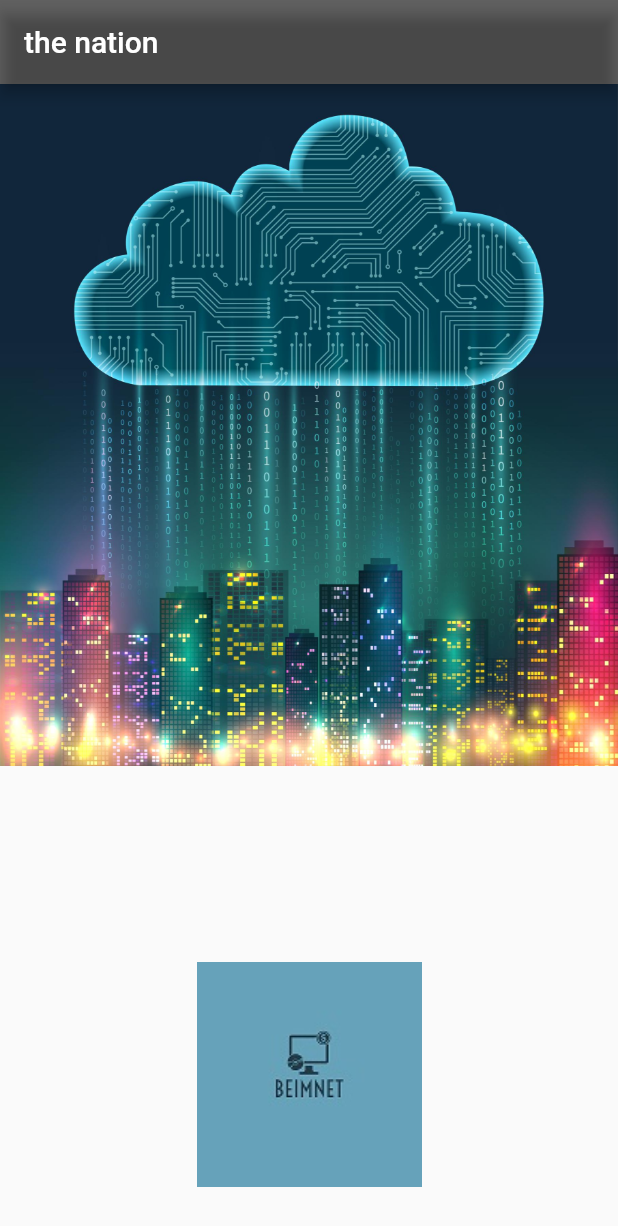
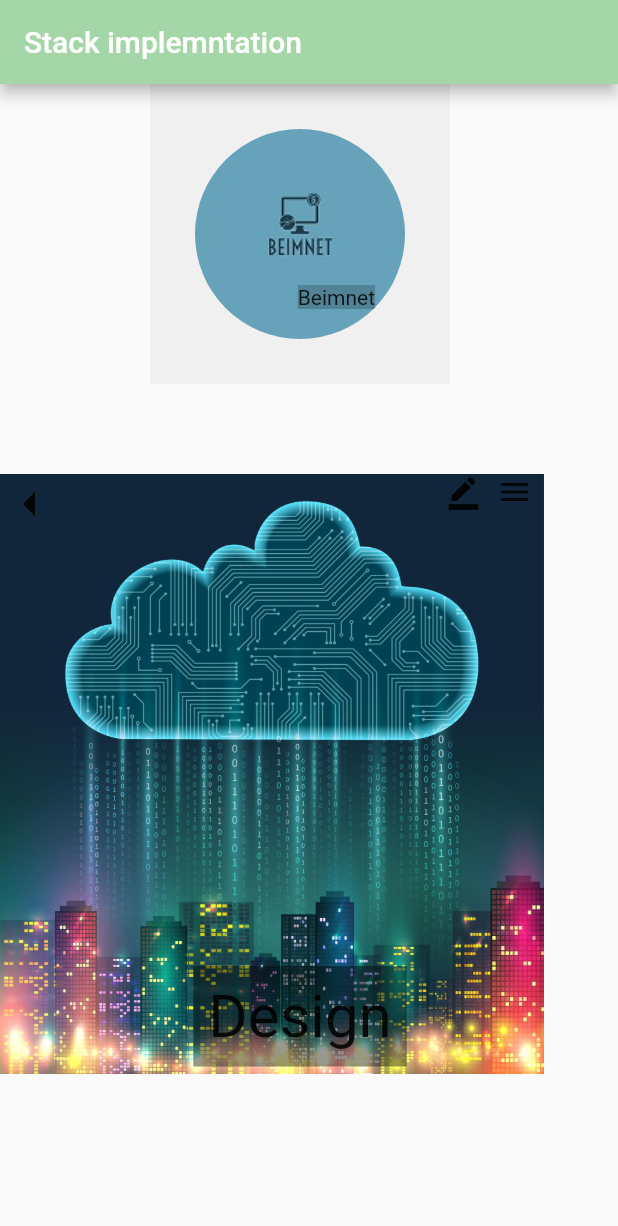
Before and after one commit to beimnet777/Flutter-project1, a Flutter app: the screen it shows after launch, on a phone screen of 412 x 824 dp. Shown: the top 1226 px of the screen. Run offline on Flutter 3.47's test engine with Material 2 defaults, Android fonts, the phone set to English and light mode, and no system bars; missing offline and left inert: dart:html.

Commit message:
some stack implementation

```diff
--- a/project1/lib/main.dart
+++ b/project1/lib/main.dart
@@ -3,6 +3,7 @@ import 'dart:html';
 import 'package:flutter/material.dart';
 import 'package:project1/Recipie.dart';
 import 'package:project1/recipie_list.dart';
+import 'package:project1/stack.dart';
 
 void main() {
   runApp(MyApp());
@@ -12,7 +13,7 @@ class MyApp extends StatelessWidget {
   Widget build(BuildContext context) {
     return MaterialApp(
       debugShowCheckedModeBanner: false,
-      home: HomePageState(),
+      home: stack_ex(),
     );
   }
 }
--- /dev/null
+++ b/project1/lib/stack.dart
@@ -0,0 +1,82 @@
+import 'package:flutter/cupertino.dart';
+import 'package:flutter/material.dart';
+
+class stack_ex extends StatelessWidget {
+  @override
+  Widget build(BuildContext context) {
+    return Scaffold(
+        appBar: AppBar(
+          title: Text("Stack implemntation"),
+          backgroundColor: Colors.green[200],
+        ),
+        body: SingleChildScrollView(
+          child: Column(children: [
+            Container(
+              height: 200,
+              width: 200,
+              color: Color.fromARGB(25, 144, 144, 145),
+              padding: EdgeInsets.all(30),
+              child: Stack(
+                children: [
+                  ClipRRect(
+                    borderRadius: BorderRadius.circular(300),
+                    child: Image(
+                      image: AssetImage("photos/BEIMNET-logos.jpeg"),
+                      fit: BoxFit.cover,
+                    ),
+                  ),
+                  Positioned(
+                      right: 20,
+                      bottom: 20,
+                      child: Container(
+                        child: Text("Beimnet"),
+                        color: Color.fromRGBO(0, 0, 0, .2),
+                      ))
+                ],
+              ),
+            ),
+            SizedBox(
+              height: 60,
+            ),
+            Container(
+              height: 400,
+              width: 400,
+              child: Stack(
+                children: [
+                  Expanded(
+                    child: Image(
+                      image: AssetImage("photos/26975.jpg"),
+                      fit: BoxFit.cover,
+                    ),
+                  ),
+                  Align(
+                      alignment: Alignment.bottomCenter,
+                      child: Container(
+                          padding: EdgeInsets.all(5),
+                          child: Container(
+                              color: Color.fromRGBO(0, 0, 0, .4),
+                              padding: EdgeInsets.all(10),
+                              child: Text(
+                                "Design",
+                                style: TextStyle(fontSize: 40),
+                              )))),
+                  Align(
+                      alignment: Alignment.topLeft,
+                      child: Icon(Icons.arrow_left, size: 40)),
+                  Positioned(
+                      top: 0,
+                      right: 45,
+                      child: Row(
+                        children: [
+                          Icon(Icons.border_color),
+                          SizedBox(width: 10),
+                          Icon(Icons.menu)
+                        ],
+                      ))
+                ],
+              ),
+            )
+          ]),
+        ));
+  }
+}
```
Also changed, not shown: project1/lib/recipie_list.dart (+93 -33 lines), 1 other file.
